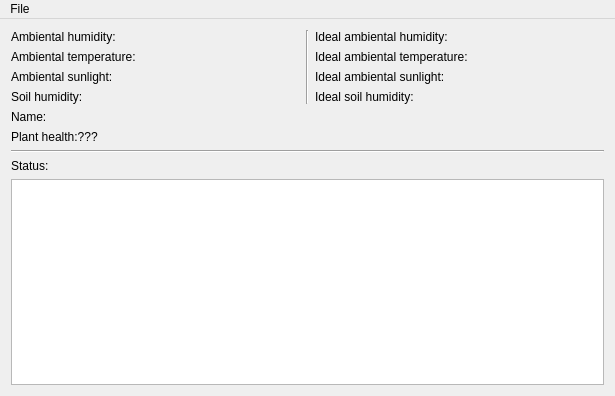
The window that ServerApp/mainwindow.ui (alexionita95/CommProto) describes before a commit, drawn with Qt 5.
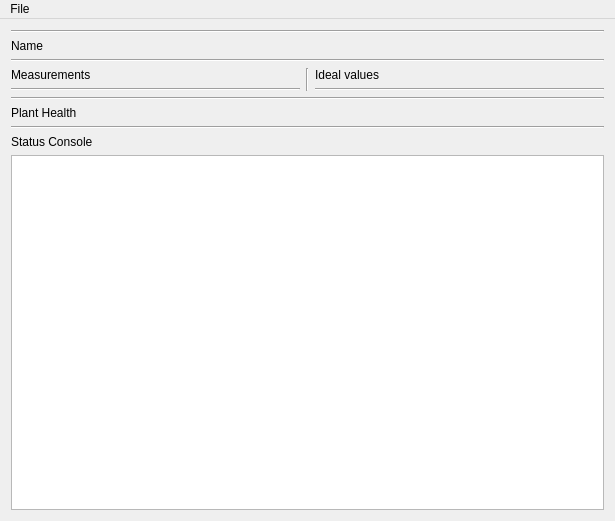
The same window after the commit.

Diff of the .ui file:
```diff
--- a/ServerApp/mainwindow.ui
+++ b/ServerApp/mainwindow.ui
@@ -10,7 +10,7 @@
     <x>0</x>
     <y>0</y>
     <width>615</width>
-    <height>396</height>
+    <height>521</height>
    </rect>
   </property>
   <property name="sizePolicy">
@@ -23,7 +23,33 @@
    <string>Plant Health</string>
   </property>
   <widget class="QWidget" name="centralWidget">
-   <layout class="QVBoxLayout" name="verticalLayout_2">
+   <layout class="QHBoxLayout" name="horizontalLayout">
+    <property name="sizeConstraint">
+     <enum>QLayout::SetDefaultConstraint</enum>
+    </property>
+    <item>
+     <layout class="QVBoxLayout" name="centralLayout">
+      <item>
+       <widget class="Line" name="line_7">
+        <property name="orientation">
+         <enum>Qt::Horizontal</enum>
+        </property>
+       </widget>
+      </item>
+      <item>
+       <widget class="QLabel" name="plantName">
+        <property name="text">
+         <string>Name</string>
+        </property>
+       </widget>
+      </item>
+      <item>
+       <widget class="Line" name="line_6">
+        <property name="orientation">
+         <enum>Qt::Horizontal</enum>
+        </property>
+       </widget>
+      </item>
     <item>
      <layout class="QHBoxLayout" name="readingsLayout">
       <item>
@@ -31,28 +57,14 @@
         <item>
          <widget class="QLabel" name="humidityDisplay">
           <property name="text">
-           <string>Ambiental humidity:</string>
+             <string>Measurements</string>
           </property>
          </widget>
         </item>
         <item>
-         <widget class="QLabel" name="tempDisplay">
-          <property name="text">
-           <string>Ambiental temperature:</string>
-          </property>
-         </widget>
-        </item>
-        <item>
-         <widget class="QLabel" name="lightDisplay">
-          <property name="text">
-           <string>Ambiental sunlight:</string>
-          </property>
-         </widget>
-        </item>
-        <item>
-         <widget class="QLabel" name="soilHumidityDisplay">
-          <property name="text">
-           <string>Soil humidity:</string>
+           <widget class="Line" name="line">
+            <property name="orientation">
+             <enum>Qt::Horizontal</enum>
           </property>
          </widget>
         </item>
@@ -70,63 +82,50 @@
         <item>
          <widget class="QLabel" name="idealhumidityDisplay">
           <property name="text">
-           <string>Ideal ambiental humidity:</string>
+             <string>Ideal values</string>
           </property>
          </widget>
         </item>
         <item>
-         <widget class="QLabel" name="idealTemperature">
-          <property name="text">
-           <string>Ideal ambiental temperature:</string>
+           <widget class="Line" name="line_5">
+            <property name="orientation">
+             <enum>Qt::Horizontal</enum>
           </property>
          </widget>
         </item>
-        <item>
-         <widget class="QLabel" name="idealLight">
-          <property name="text">
-           <string>Ideal ambiental sunlight:</string>
-          </property>
-         </widget>
-        </item>
-        <item>
-         <widget class="QLabel" name="idealSoilHumidity">
-          <property name="text">
-           <string>Ideal soil humidity:</string>
-          </property>
-         </widget>
-        </item>
        </layout>
       </item>
      </layout>
     </item>
     <item>
-     <widget class="QLabel" name="plantName">
-      <property name="text">
-       <string>Name:</string>
+       <widget class="Line" name="line_3">
+        <property name="orientation">
+         <enum>Qt::Horizontal</enum>
       </property>
      </widget>
     </item>
     <item>
-     <widget class="QLabel" name="plantHealth">
-      <property name="contextMenuPolicy">
-       <enum>Qt::PreventContextMenu</enum>
-      </property>
+       <widget class="QLabel" name="plantHealthLabel">
       <property name="text">
-       <string>Plant health:???</string>
+         <string>Plant Health</string>
       </property>
      </widget>
     </item>
     <item>
-     <widget class="Line" name="line">
+       <layout class="QVBoxLayout" name="plantHealthLayout">
+        <item>
+         <widget class="Line" name="line_4">
       <property name="orientation">
        <enum>Qt::Horizontal</enum>
       </property>
      </widget>
+        </item>
+       </layout>
     </item>
     <item>
      <widget class="QLabel" name="statusLabel">
       <property name="text">
-       <string>Status:</string>
+         <string>Status Console</string>
       </property>
      </widget>
     </item>
@@ -135,7 +134,12 @@
       <property name="enabled">
        <bool>true</bool>
       </property>
-     </widget>
+        <property name="acceptDrops">
+         <bool>false</bool>
+        </property>
+       </widget>
+      </item>
+     </layout>
     </item>
    </layout>
   </widget>
```
Left out of the diff: 4 changed lines with no effect on the pictures. Lines whose indentation alone changed are shown as unchanged.
